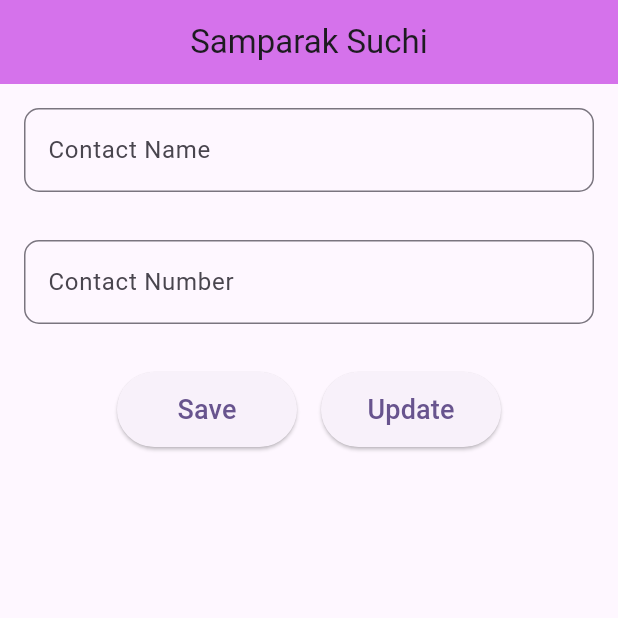
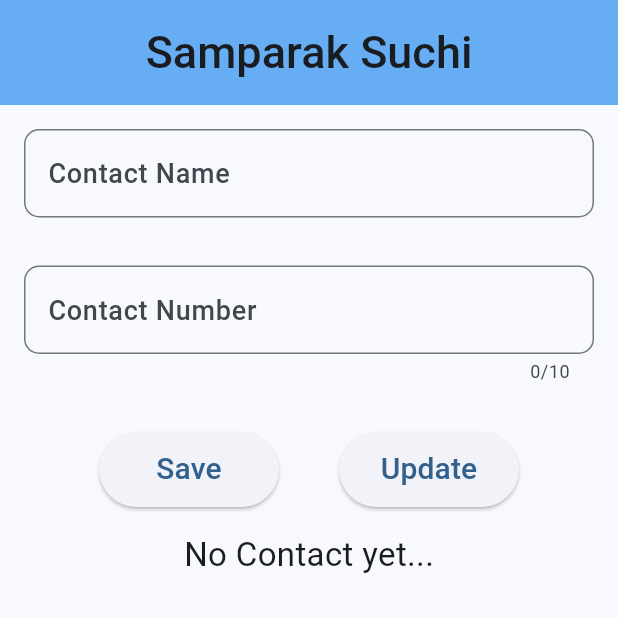
Before and after one commit to harsh23079/Contact_List, a Flutter app: the screen it shows after launch, on a phone screen of 412 x 824 dp, the top half of it. Run offline on Flutter 3.47's test engine with Material 2 defaults, Android fonts, the phone set to English and light mode, and no system bars; missing offline and left inert: dart:ffi.

Commit message:
samparak suchi done

```diff
--- /dev/null
+++ b/lib/contact.dart
@@ -0,0 +1,5 @@
+class Contact {
+  String name;
+  String contact;
+  Contact({required this.name, required this.contact});
+}
--- a/lib/home_page.dart
+++ b/lib/home_page.dart
@@ -1,4 +1,8 @@
+import 'dart:ffi';
+
 import 'package:flutter/material.dart';
+
+import 'contact.dart';
 
 class HomePage extends StatefulWidget {
   const HomePage({super.key});
@@ -8,14 +12,24 @@ class HomePage extends StatefulWidget {
 }
 
 class _HomePageState extends State<HomePage> {
+  TextEditingController nameController = TextEditingController();
+  TextEditingController contactController = TextEditingController();
+  int selectIndex = -1;
+
+  List<Contact> contacts = List.empty(growable: true);
   @override
   Widget build(BuildContext context) {
     return Scaffold(
       appBar: AppBar(
-        backgroundColor: Color.fromARGB(255, 213, 114, 235),
+        toolbarHeight: 70,
+        backgroundColor: Color.fromARGB(255, 102, 173, 244),
         centerTitle: true,
         title: const Text(
           'Samparak Suchi',
+          style: TextStyle(
+            fontSize: 30,
+            fontWeight: FontWeight.w500,
+          ),
         ),
       ),
       body: Center(
@@ -24,23 +38,32 @@ class _HomePageState extends State<HomePage> {
           Padding(
             padding: EdgeInsets.all(16.0),
             child: TextField(
+              controller: nameController,
               decoration: InputDecoration(
                 hintText: 'Contact Name',
                 border: OutlineInputBorder(
                   borderRadius: BorderRadius.circular(10.0),
                 ),
               ),
+              style: TextStyle(
+                fontSize: 18,
+                fontWeight: FontWeight.w500,
+              ),
             ),
           ),
           Padding(
             padding: EdgeInsets.all(16.0),
             child: TextField(
+              maxLength: 10,
+              keyboardType: TextInputType.number,
+              controller: contactController,
               decoration: InputDecoration(
                 hintText: 'Contact Number',
                 border: OutlineInputBorder(
                   borderRadius: BorderRadius.circular(10.0),
                 ),
               ),
+              style: TextStyle(fontSize: 18, fontWeight: FontWeight.w500),
             ),
           ),
           Padding(
@@ -51,29 +74,107 @@ class _HomePageState extends State<HomePage> {
                 height: 50, // Set the width for the Save button
                 child: ElevatedButton(
                   onPressed: () {
-                    // TODO: Add save button logic
+                    String name = nameController.text.trim();
+                    String contact = contactController.text.trim();
+                    if (name.isNotEmpty && contact.isNotEmpty) {
+                      setState(() {
+                        nameController.text = "";
+                        contactController.text = "";
+                        contacts.add(Contact(name: name, contact: contact));
+                      });
+                    }
                   },
-                  child: Text('Save', style: TextStyle(fontSize: 18)),
+                  child: Text('Save', style: TextStyle(fontSize: 20)),
                 ),
               ),
-              SizedBox(width: 16.0),
+              SizedBox(width: 40.0),
               Container(
                 width: 120.0,
                 height: 50, // Set the width for the Update button
                 child: ElevatedButton(
                   onPressed: () {
-                    // TODO: Add update button logic
+                    String name = nameController.text.trim();
+                    String contact = contactController.text.trim();
+                    if (name.isNotEmpty && contact.isNotEmpty) {
+                      setState(() {
+                        nameController.text = "";
+                        contactController.text = "";
+                        contacts[selectIndex].name = name;
+
+                        contacts[selectIndex].contact = contact;
+
+                        selectIndex = -1;
+                      });
+                    }
                   },
                   child: Text(
                     'Update',
-                    style: TextStyle(fontSize: 18),
+                    style: TextStyle(fontSize: 20),
                   ),
                 ),
               ),
             ]),
-          )
+          ),
+          contacts.isEmpty
+              ? Text(
+                  'No Contact yet...',
+                  style: TextStyle(fontSize: 22),
+                )
+              : Expanded(
+                  child: ListView.builder(
+                    itemCount: contacts.length,
+                    itemBuilder: (context, index) => getRow(index),
+                  ),
+                )
         ],
       )),
     );
   }
+
+  Widget getRow(int index) {
+    return Card(
+        child: ListTile(
+      leading: CircleAvatar(
+        backgroundColor: index % 2 == 0 ? Colors.blue : Colors.blueGrey,
+        child: Text(
+          contacts[index].name[0],
+          style: TextStyle(color: Colors.white),
+        ),
+      ),
+      title: Column(
+        crossAxisAlignment: CrossAxisAlignment.start,
+        children: [
+          Text(
+            contacts[index].name,
+            style: TextStyle(fontWeight: FontWeight.w500),
+          ),
+          Text(contacts[index].contact)
+        ],
+      ),
+      trailing: SizedBox(
+          width: 70,
+          child: Row(children: [
+            InkWell(
+                onTap: () {
+                  setState(() {
+                    nameController.text = contacts[index].name;
+                    contactController.text = contacts[index].contact;
+                    selectIndex = index;
+                  });
+                },
+                child: Icon(Icons.edit)),
+            SizedBox(
+              width: 10,
+            ),
+            InkWell(
+              child: Icon(Icons.delete),
+              onTap: () {
+                setState(() {
+                  contacts.removeAt(index);
+                });
+              },
+            )
+          ])),
+    ));
+  }
 }
--- a/lib/main.dart
+++ b/lib/main.dart
@@ -16,7 +16,7 @@ class MyApp extends StatelessWidget {
       debugShowCheckedModeBanner: false,
       title: 'Flutter Demo',
       theme: ThemeData(
-        colorScheme: ColorScheme.fromSeed(seedColor: Colors.deepPurple),
+        colorScheme: ColorScheme.fromSeed(seedColor: Color(0xFF2683CB)),
         useMaterial3: true,
       ),
       home: const HomePage(),
```
